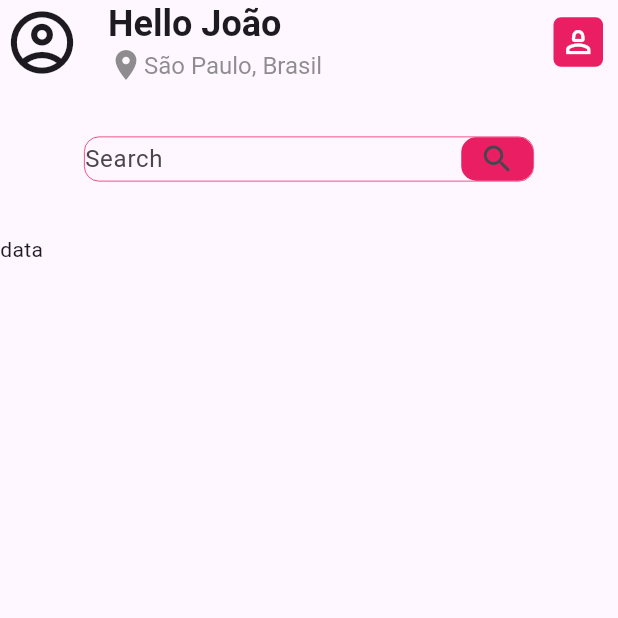
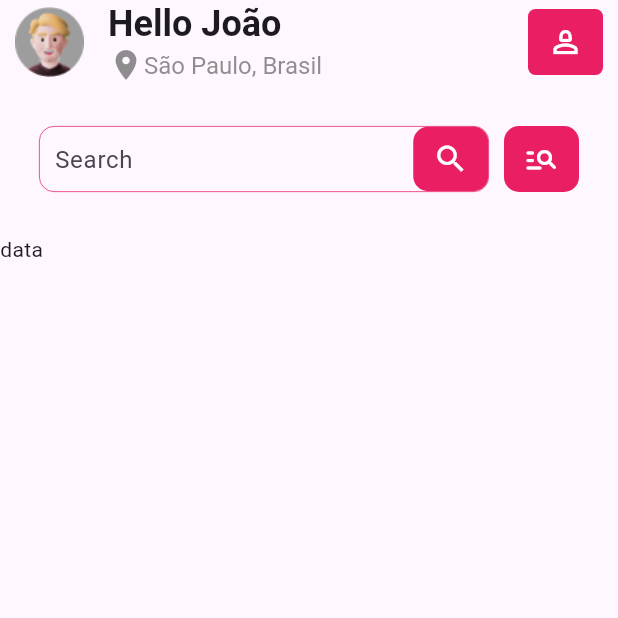
Before and after one commit to joaoVelosoT/Adopt-Me-Flutter, a Flutter app: the screen it shows after launch, on a phone screen of 412 x 824 dp, the top half of it. Run offline on Flutter 3.47's test engine with Material 3 defaults, Android fonts, the phone set to English and light mode, and no system bars.

Commit message:
add appbar on home

```diff
--- a/lib/constants/images_assets.dart
+++ b/lib/constants/images_assets.dart
@@ -3,4 +3,5 @@ class AppImages {
   static String googleIcon = "assets/images/google_icon.png";
   static String facebookIcon = "assets/images/facebook_icon.png";
   static String twitterIcon = "assets/images/twitter_logo.png";
+  static String personIcon = "assets/images/icon_person.png";
 }
--- a/lib/views/home_screen.dart
+++ b/lib/views/home_screen.dart
@@ -1,3 +1,4 @@
+import 'package:adopt_me/constants/images_assets.dart';
 import 'package:flutter/material.dart';
 
 class HomeScreen extends StatelessWidget {
@@ -8,7 +9,13 @@ class HomeScreen extends StatelessWidget {
     return  Scaffold(
       appBar: AppBar(
 
-        leading: Icon(Icons.account_circle_outlined, size: 50,),
+
+        leading:
+
+        Padding(
+          padding: const EdgeInsets.only(left: 10),
+          child: Image.asset(AppImages.personIcon, width: 70, height: 60),
+        ),
         title: const Column(
           children: [
             Row(
@@ -28,8 +35,8 @@ class HomeScreen extends StatelessWidget {
 
         actions: [
           Container(
-            width: 33,
-            height: 33,
+            width: 50,
+                height: 44,
             margin: EdgeInsets.only(right: 10),
             decoration: BoxDecoration(color: Colors.pink, borderRadius: BorderRadius.circular(5)),
             child: const Icon(Icons.person_2_outlined, color: Colors.white,))
@@ -48,7 +55,8 @@ class HomeScreen extends StatelessWidget {
 
               Container(
                 width: 300,
-                height: 30,
+                height: 44,
+                padding: EdgeInsets.only(left: 10),
                 decoration: BoxDecoration(
 
                         border: Border.all(width: 0.5, color: Colors.pink),
@@ -60,17 +68,24 @@ class HomeScreen extends StatelessWidget {
                   decoration: InputDecoration(
 
                     suffixIcon: Container(
+                      width: 50,
                       decoration: BoxDecoration(color: Colors.pink, borderRadius: BorderRadius.circular(10)),
-                      child: const Icon(Icons.search),
+                      child: const Icon(Icons.search, color: Colors.white,),
                       ),
                     border: InputBorder.none,
 
-                  labelText: "Search",
+                  hintText: "Search",
+                  hintStyle: TextStyle()
 
                 ),
                 ),
               ),
-
+              Container(
+                width: 50,
+                height: 44,
+                margin: EdgeInsets.only(left: 10),
+                decoration: BoxDecoration(color: Colors.pink, borderRadius: BorderRadius.circular(10)),
+                child: Icon(Icons.manage_search_rounded, color: Colors.white,))
 
             ],
           ),
```
Also changed, not shown: assets/images/icon_person.png (added).
